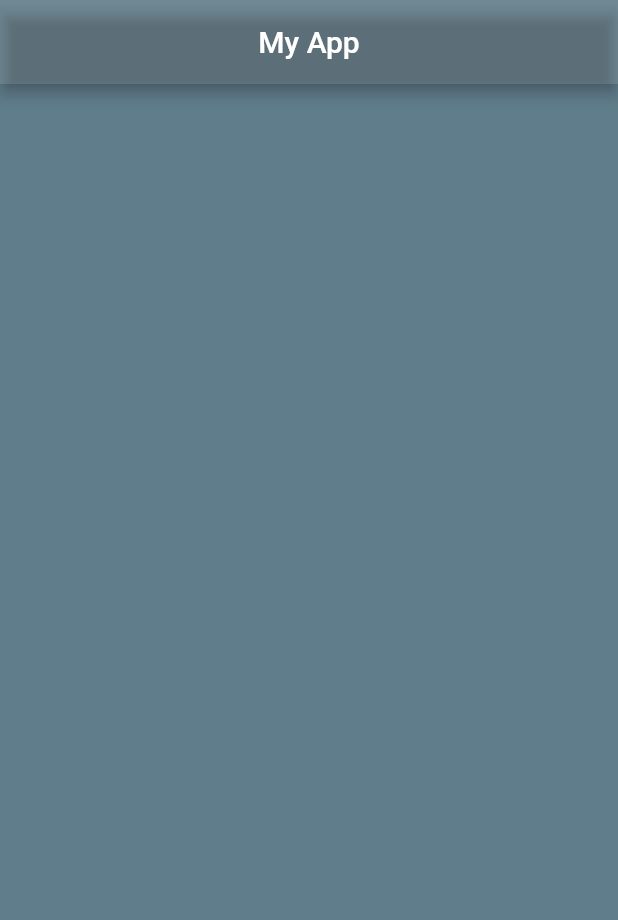
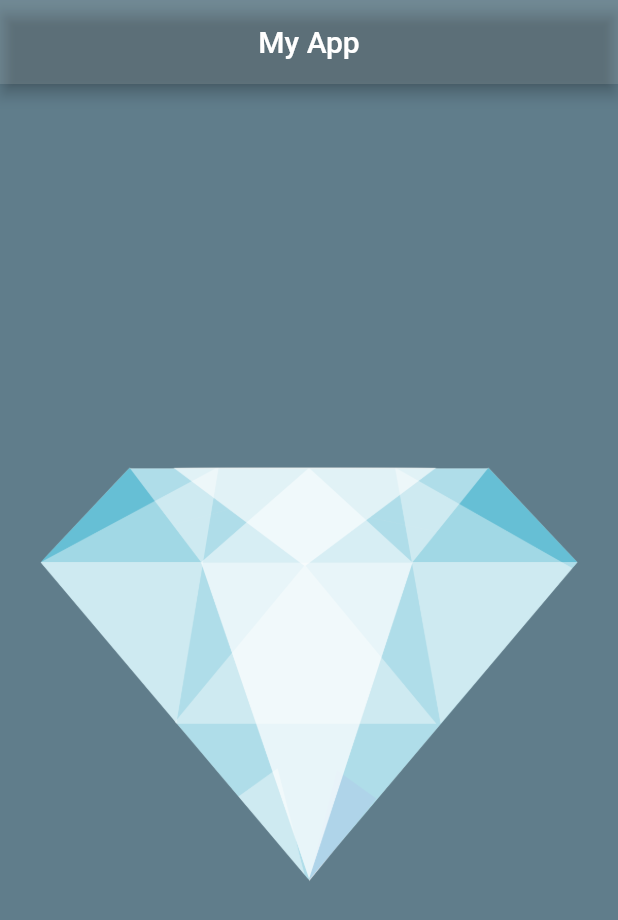
Before and after one commit to anoojag649/flutter_gitt, a Flutter app: the screen it shows after launch, on a phone screen of 412 x 824 dp. Shown: the top 920 px of the screen. Run offline on Flutter 3.47's test engine with Material 2 defaults, Android fonts, the phone set to English and light mode, and no system bars; project files that could hold a hidden picture were left out.

Commit message:
added image

```diff
--- a/lib/main.dart
+++ b/lib/main.dart
@@ -17,6 +17,11 @@
           centerTitle: true,
           title: Text("My App"),
         ),
+        body: Center(
+          child: Image(
+            image: AssetImage('image/diamond (2).png'),
+          ),
+        ),
       ),
     );
   }
--- a/pubspec.yaml
+++ b/pubspec.yaml
@@ -60,7 +60,8 @@
   uses-material-design: true
 
   # To add assets to your application, add an assets section, like this:
-  # assets:
+  assets:
+      - image/diamond (2).png
   #   - images/a_dot_burr.jpeg
   #   - images/a_dot_ham.jpeg
 
```
Also changed, not shown: image/diamond (2).png (added), image/unni.png (added).
